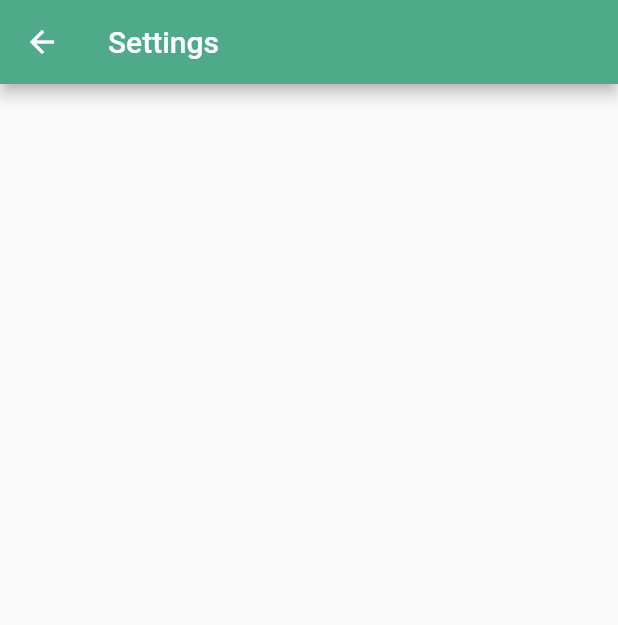
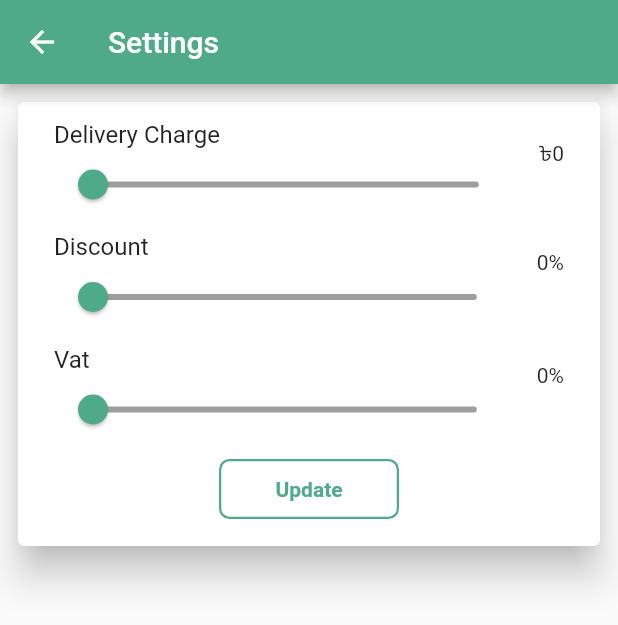
Before and after one commit to raselhossen125/e_commerce_admin, a Flutter app: the SettingsPage screen opened by its route, on a phone screen of 412 x 824 dp. Shown: the top 625 px of the screen. Run offline on Flutter 3.47's test engine with Material 2 defaults, Android fonts, the phone set to English and light mode, and no system bars; our stand-ins replace cloud_firestore, firebase_auth, firebase_core, firebase_storage, image_picker; accounts and stored records are empty.

Commit message:
setting update

```diff
--- a/lib/db/db_helper.dart
+++ b/lib/db/db_helper.dart
@@ -1,4 +1,5 @@
 import 'package:cloud_firestore/cloud_firestore.dart';
+import 'package:e_commerce_admin/model/order_constants_model.dart';
 import 'package:e_commerce_admin/model/product_model.dart';
 import 'package:e_commerce_admin/model/purchase_model.dart';
 
@@ -13,7 +14,7 @@ class DBHelper {
   static const ordersCollection = 'Orders';
   static const ordersDetailsCollection = 'OrderDetails';
   static const settingsCollection = 'Settings';
-  static const documentConstant = 'OrderConstant';
+  static const documentOrderConstant = 'OrderConstant';
   static final FirebaseFirestore _db = FirebaseFirestore.instance;
 
   static Future<bool> isAdmin(String uid) async {
@@ -27,10 +28,20 @@ class DBHelper {
     return doc.set(categoryModel.toMap());
   }
 
-  static Future<void> rePurchase(PurchaseModel purchaseModel) {
+  static Future<void> addOrderConstants(OrderConstantsModel model) => _db
+      .collection(settingsCollection)
+      .doc(documentOrderConstant)
+      .set(model.toMap());
+
+  static Future<void> rePurchase(
+      PurchaseModel purchaseModel, CategoryModel catModel) {
+    final wb = _db.batch();
     final doc = _db.collection(purchaseCollection).doc();
     purchaseModel.id = doc.id;
-    return doc.set(purchaseModel.toMap());
+    wb.set(doc, purchaseModel.toMap());
+    final catDoc = _db.collection(categoriesCollection).doc(catModel.catId);
+    wb.update(catDoc, {CategoryProductCount: catModel.count});
+    return wb.commit();
   }
 
   static Future<void> addProduct(
@@ -58,6 +69,9 @@ class DBHelper {
   static Stream<QuerySnapshot<Map<String, dynamic>>> getAllProducts() =>
       _db.collection(productsCollection).snapshots();
 
+  static Stream<DocumentSnapshot<Map<String, dynamic>>> getOrderConstants() =>
+      _db.collection(settingsCollection).doc(documentOrderConstant).snapshots();
+
   static Stream<DocumentSnapshot<Map<String, dynamic>>> getProductById(
           String id) =>
       _db.collection(productsCollection).doc(id).snapshots();
--- a/lib/main.dart
+++ b/lib/main.dart
@@ -10,6 +10,7 @@ import 'package:e_commerce_admin/pages/products_page.dart';
 import 'package:e_commerce_admin/pages/report_page.dart';
 import 'package:e_commerce_admin/pages/settings_page.dart';
 import 'package:e_commerce_admin/pages/users_page.dart';
+import 'package:e_commerce_admin/provider/order_provider.dart';
 import 'package:e_commerce_admin/provider/product_provider.dart';
 import 'package:firebase_core/firebase_core.dart';
 import 'package:flutter/material.dart';
@@ -31,6 +32,7 @@ void main() async {
     MultiProvider(
       providers: [
         ChangeNotifierProvider(create: (context) => ProductProvider()),
+        ChangeNotifierProvider(create: (context) => OrderProvider()),
       ],
       child: const MyApp(),
     ),
--- /dev/null
+++ b/lib/model/order_constants_model.dart
@@ -0,0 +1,32 @@
+// ignore_for_file: constant_identifier_names, camel_case_types
+
+const String DeleveryChargeKey = 'deliveryCharge';
+const String DiscountKey = 'discount';
+const String VatKey = 'vat';
+
+class OrderConstantsModel {
+  num deliveryCharge;
+  num discount;
+  num vat;
+
+  OrderConstantsModel({
+    this.deliveryCharge = 0,
+    this.discount = 0,
+    this.vat = 0,
+  });
+
+  Map<String, dynamic> toMap() {
+    return <String, dynamic>{
+      DeleveryChargeKey: deliveryCharge,
+      DiscountKey: discount,
+      VatKey: vat,
+    };
+  }
+
+  factory OrderConstantsModel.fromMap(Map<String, dynamic> map) =>
+      OrderConstantsModel(
+        deliveryCharge: map[DeleveryChargeKey],
+        discount: map[DiscountKey],
+        vat: map[VatKey],
+      );
+}
--- a/lib/pages/product_details_page.dart
+++ b/lib/pages/product_details_page.dart
@@ -52,7 +52,7 @@ class ProductDetailsPage extends StatelessWidget {
                                   _showRePurchaseBootomSheet(context,
                                       ((price, quantity, date) {
                                     provider
-                                        .rePurchase(pid, price, quantity, date)
+                                        .rePurchase(pid, price, quantity, date, product.category!)
                                         .then((value) {
                                       Navigator.of(context).pop();
                                     }).catchError((error) {
--- a/lib/pages/settings_page.dart
+++ b/lib/pages/settings_page.dart
@@ -1,7 +1,38 @@
+// ignore_for_file: prefer_const_constructors, use_key_in_widget_constructors, unused_local_variable, prefer_const_literals_to_create_immutables, must_be_immutable, sort_child_properties_last
+
+import 'package:e_commerce_admin/provider/order_provider.dart';
+import 'package:e_commerce_admin/provider/product_provider.dart';
+import 'package:e_commerce_admin/untils/colors.dart';
+import 'package:e_commerce_admin/untils/constransts.dart';
 import 'package:flutter/material.dart';
+import 'package:provider/provider.dart';
 
-class SettingsPage extends StatelessWidget {
+class SettingsPage extends StatefulWidget {
   static const routeName = '/settings';
+
+  @override
+  State<SettingsPage> createState() => _SettingsPageState();
+}
+
+class _SettingsPageState extends State<SettingsPage> {
+  double deliveryChargeSliderValue = 0;
+  double discountSliderValue = 0;
+  double vatSliderValue = 0;
+  late ProductProvider productProvider;
+  late OrderProvider orderProvider;
+  bool needUpdate = false;
+
+  @override
+  void didChangeDependencies() {
+    productProvider = Provider.of<ProductProvider>(context, listen: false);
+    orderProvider = Provider.of<OrderProvider>(context, listen: false);
+    orderProvider.getOrderConstants();
+    deliveryChargeSliderValue =
+        orderProvider.orderConstantsModel.deliveryCharge.toDouble();
+    discountSliderValue = orderProvider.orderConstantsModel.discount.toDouble();
+    vatSliderValue = orderProvider.orderConstantsModel.vat.toDouble();
+    super.didChangeDependencies();
+  }
 
   @override
   Widget build(BuildContext context) {
@@ -9,6 +40,116 @@ class SettingsPage extends StatelessWidget {
       appBar: AppBar(
         title: Text('Settings'),
       ),
+      body: ListView(
+        padding: EdgeInsets.all(8),
+        children: [
+          Card(
+            elevation: 10,
+            child: Padding(
+              padding: const EdgeInsets.all(8.0),
+              child: Column(
+                children: [
+                  ListTile(
+                    title: Text('Delivery Charge'),
+                    trailing: Text(
+                        '$currencySymbol${deliveryChargeSliderValue.round()}'),
+                    subtitle: Slider(
+                      activeColor: appColor.cardColor,
+                      inactiveColor: Colors.grey,
+                      min: 0,
+                      max: 500,
+                      divisions: 50,
+                      label: deliveryChargeSliderValue.toStringAsFixed(0),
+                      value: deliveryChargeSliderValue.toDouble(),
+                      onChanged: (value) {
+                        setState(() {
+                          deliveryChargeSliderValue = value;
+                          _cheakUpdate();
+                        });
+                      },
+                    ),
+                  ),
+                  ListTile(
+                    title: Text('Discount'),
+                    trailing: Text('${discountSliderValue.round()}%'),
+                    subtitle: Slider(
+                      activeColor: appColor.cardColor,
+                      inactiveColor: Colors.grey,
+                      min: 0,
+                      max: 100,
+                      divisions: 100,
+                      label: discountSliderValue.toStringAsFixed(0),
+                      value: discountSliderValue.toDouble(),
+                      onChanged: (value) {
+                        setState(() {
+                          discountSliderValue = value;
+                          _cheakUpdate();
+                        });
+                      },
+                    ),
+                  ),
+                  ListTile(
+                    title: Text('Vat'),
+                    trailing: Text('${vatSliderValue.round()}%'),
+                    subtitle: Slider(
+                      activeColor: appColor.cardColor,
+                      inactiveColor: Colors.grey,
+                      min: 0,
+                      max: 150,
+                      divisions: 150,
+                      label: vatSliderValue.toStringAsFixed(0),
+                      value: vatSliderValue.toDouble(),
+                      onChanged: (value) {
+                        setState(() {
+                          vatSliderValue = value;
+                          _cheakUpdate();
+                        });
+                      },
+                    ),
+                  ),
+                  Container(
+                    height: 40,
+                    width: 120,
+                    margin: EdgeInsets.only(bottom: 10, top: 5),
+                    child: OutlinedButton(
+                      style: OutlinedButton.styleFrom(
+                        primary: Colors.black,
+                        backgroundColor: Colors.white,
+                        shape: RoundedRectangleBorder(
+                          borderRadius: BorderRadius.circular(7),
+                        ),
+                        side: BorderSide(
+                          color: appColor.cardColor,
+                          width: 1.5,
+                        ),
+                      ),
+                      child: Text(
+                        'Update',
+                        style: TextStyle(
+                            fontWeight: FontWeight.bold,
+                            color: appColor.cardColor),
+                      ),
+                      onPressed: needUpdate
+                          ? () {
+                              print('Click');
+                            }
+                          : null,
+                    ),
+                  ),
+                ],
+              ),
+            ),
+          )
+        ],
+      ),
     );
   }
+
+  void _cheakUpdate() {
+    needUpdate = deliveryChargeSliderValue !=
+            orderProvider.orderConstantsModel.deliveryCharge.toDouble() ||
+        discountSliderValue !=
+            orderProvider.orderConstantsModel.discount.toDouble() ||
+        vatSliderValue != orderProvider.orderConstantsModel.vat.toDouble();
+  }
 }
--- /dev/null
+++ b/lib/provider/order_provider.dart
@@ -0,0 +1,19 @@
+import 'package:e_commerce_admin/db/db_helper.dart';
+import 'package:e_commerce_admin/model/order_constants_model.dart';
+import 'package:flutter/cupertino.dart';
+
+class OrderProvider extends ChangeNotifier {
+  OrderConstantsModel orderConstantsModel = OrderConstantsModel();
+
+  Future<void> addOrderConstants(OrderConstantsModel model) =>
+      DBHelper.addOrderConstants(model);
+
+  getOrderConstants() {
+    DBHelper.getOrderConstants().listen((event) {
+      if (event.exists) {
+        orderConstantsModel = OrderConstantsModel.fromMap(event.data()!);
+        notifyListeners();
+      }
+    });
+  }
+}
```
Also changed, not shown: lib/provider/product_provider.dart (+5 -3 lines).
